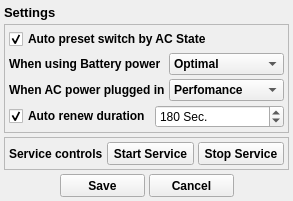
First picture: the form in CtrlSettingsForm.ui, repository xodj/RyzenAdjCtrl, before the edit.
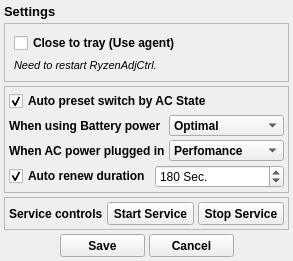
Second picture: the form after the edit.

Patch:
```diff
--- a/CtrlSettingsForm.ui
+++ b/CtrlSettingsForm.ui
@@ -7,7 +7,7 @@
     <x>0</x>
     <y>0</y>
     <width>293</width>
-    <height>201</height>
+    <height>261</height>
    </rect>
   </property>
   <property name="windowTitle">
@@ -43,6 +43,44 @@
      </property>
     </widget>
    </item>
+   <item>
+    <widget class="QFrame" name="frame_3">
+     <property name="frameShape">
+      <enum>QFrame::StyledPanel</enum>
+     </property>
+     <property name="frameShadow">
+      <enum>QFrame::Plain</enum>
+     </property>
+     <layout class="QVBoxLayout" name="verticalLayout_4">
+      <item>
+       <widget class="QCheckBox" name="useAgentCheckBox">
+        <property name="font">
+         <font>
+          <weight>75</weight>
+          <bold>true</bold>
+         </font>
+        </property>
+        <property name="text">
+         <string>Close to tray (Use agent)</string>
+        </property>
+       </widget>
+      </item>
+      <item>
+       <widget class="QLabel" name="label_5">
+        <property name="font">
+         <font>
+          <pointsize>8</pointsize>
+          <italic>true</italic>
+         </font>
+        </property>
+        <property name="text">
+         <string>Need to restart RyzenAdjCtrl.</string>
+        </property>
+       </widget>
+      </item>
+     </layout>
+    </widget>
+   </item>
    <item>
     <widget class="QFrame" name="frame">
      <property name="frameShape">
```
